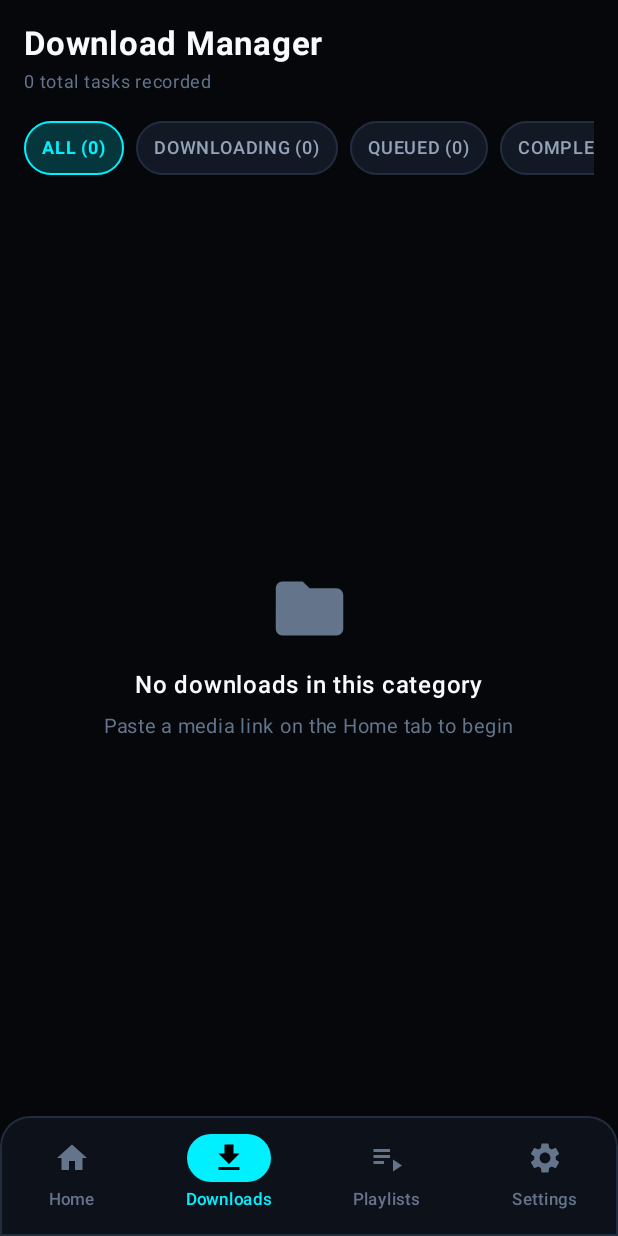
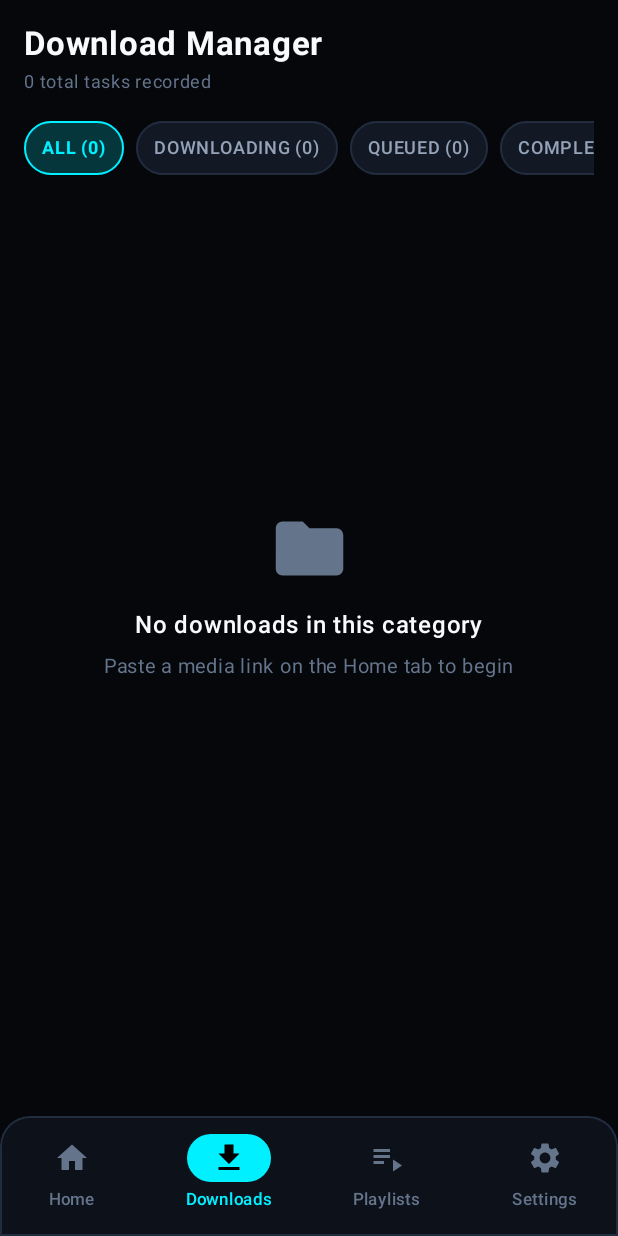
Before and after one commit to exxhypex/Hypex-Downloader, an Android app built with Jetpack Compose: the composable MainScreen shown on its own in the app's theme, item 2 of the bottom bar chosen, on a phone screen of 412 x 824 dp. Run offline under Robolectric (Android 15) with nearby library versions, the phone set to English and light mode, and no system bars; pictures from the network do not load; 2 statements that could not run were skipped.

Commit message:
Avoid crossfade compositing and keep scaffold insets

```diff
--- a/app/src/main/java/com/example/ui/MainScreen.kt
+++ b/app/src/main/java/com/example/ui/MainScreen.kt
@@ -1,6 +1,7 @@
 package com.example.ui
 
 import androidx.compose.foundation.border
+import androidx.compose.foundation.layout.Box
 import androidx.compose.foundation.layout.fillMaxSize
 import androidx.compose.foundation.layout.navigationBarsPadding
 import androidx.compose.foundation.layout.padding
@@ -122,15 +123,17 @@ fun MainScreen(viewModel: HypexViewModel, modifier: Modifier = Modifier) {
             }
         }
     ) { innerPadding ->
-        androidx.compose.runtime.key(currentDestination) {
-            when (currentDestination) {
+        Box(modifier = Modifier.padding(innerPadding)) {
+            androidx.compose.runtime.key(currentDestination) {
+                when (currentDestination) {
                 AppDestination.HOME -> HomeScreen(
                     viewModel = viewModel,
                     onNavigateToDownloads = { currentDestination = AppDestination.DOWNLOADS }
                 )
                 AppDestination.DOWNLOADS -> DownloadsScreen(viewModel = viewModel)
                 AppDestination.PLAYLISTS -> PlaylistsScreen(viewModel = viewModel)
-                AppDestination.SETTINGS -> SettingsScreen(viewModel = viewModel)
+                    AppDestination.SETTINGS -> SettingsScreen(viewModel = viewModel)
+                }
             }
         }
     }
```
